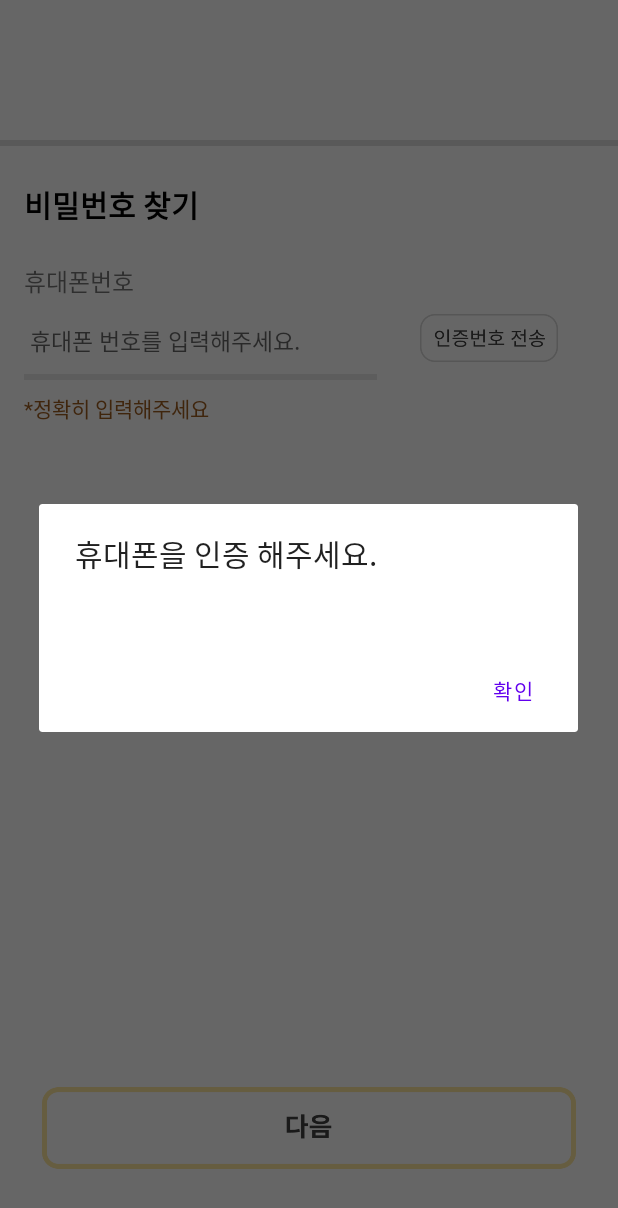
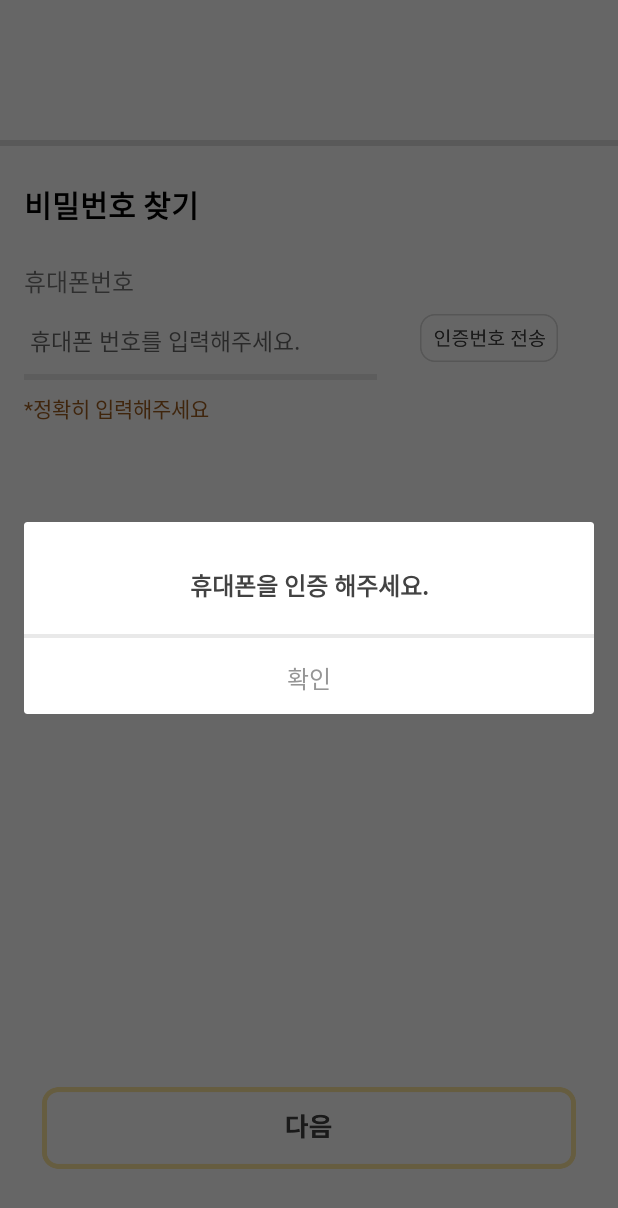
Before and after one commit to pindergarten/pindergarten-android, an Android app: the FindPwdActivity screen opened directly, with no data from a screen before it, after a tap on an icon or button, on a phone screen of 412 x 824 dp. Shown: the top 1208 px of the screen. Run offline under Robolectric (Android 15) with nearby library versions, the phone set to English and light mode, and no system bars; our stand-ins replace data binding.

Commit message:
dialog 수정

```diff
--- a/app/src/main/java/com/example/pindergarten_android/FindPwdActivity.kt
+++ b/app/src/main/java/com/example/pindergarten_android/FindPwdActivity.kt
@@ -10,10 +10,7 @@ import android.text.TextWatcher
 import android.util.Log
 import android.view.LayoutInflater
 import android.view.View
-import android.widget.EditText
-import android.widget.ImageButton
-import android.widget.ImageView
-import android.widget.TextView
+import android.widget.*
 import androidx.appcompat.app.ActionBar
 import androidx.appcompat.app.AlertDialog
 import androidx.appcompat.app.AppCompatActivity
@@ -227,16 +224,17 @@ class FindPwdActivity : AppCompatActivity() {
                     finish()
                 } else {
                     //인증오류 메세지
-                    val inflater =
-                        getSystemService(Context.LAYOUT_INFLATER_SERVICE) as LayoutInflater
+                    val inflater = getSystemService(Context.LAYOUT_INFLATER_SERVICE) as LayoutInflater
                     val view2 = inflater.inflate(R.layout.join_popup, null)
-                    val alertDialog = AlertDialog.Builder(this)
-                        .setTitle("휴대폰을 인증 해주세요.")
-                        .setPositiveButton("확인") { _, _ ->
-                        }
-                        .create()
+                    var text : TextView = view2.findViewById(R.id.text)
+                    var button : Button = view2.findViewById(R.id.button)
+                    text.text="휴대폰을 인증 해주세요."
+                    button.text="확인"
+                    val alertDialog = AlertDialog.Builder(this).create()
+                    button.setOnClickListener{ alertDialog.dismiss() }
                     alertDialog.setView(view2)
                     alertDialog.show()
+
                 }
             }
 
@@ -245,30 +243,32 @@ class FindPwdActivity : AppCompatActivity() {
     }
 
     fun popup(){
+
         //인증확인 메세지
-        val inflater =
-            getSystemService(Context.LAYOUT_INFLATER_SERVICE) as LayoutInflater
+        val inflater = getSystemService(Context.LAYOUT_INFLATER_SERVICE) as LayoutInflater
         val view2 = inflater.inflate(R.layout.join_popup, null)
-        val alertDialog = AlertDialog.Builder(this)
-            .setTitle("인증되었습니다.")
-            .setPositiveButton("확인") { _, _ ->
-            }
-            .create()
+        var text : TextView = view2.findViewById(R.id.text)
+        var button : Button = view2.findViewById(R.id.button)
+        text.text="인증되었습니다."
+        button.text="확인"
+        val alertDialog = AlertDialog.Builder(this).create()
+        button.setOnClickListener{ alertDialog.dismiss() }
         alertDialog.setView(view2)
         alertDialog.show()
 
     }
 
     fun popup_fail(){
+
         //인증확인 메세지
-        val inflater =
-            getSystemService(Context.LAYOUT_INFLATER_SERVICE) as LayoutInflater
+        val inflater = getSystemService(Context.LAYOUT_INFLATER_SERVICE) as LayoutInflater
         val view2 = inflater.inflate(R.layout.join_popup, null)
-        val alertDialog = AlertDialog.Builder(this)
-            .setTitle("인증번호를 다시 입력해주세요.")
-            .setPositiveButton("확인") { _, _ ->
-            }
-            .create()
+        var text : TextView = view2.findViewById(R.id.text)
+        var button : Button = view2.findViewById(R.id.button)
+        text.text="인증번호를 다시 입력해주세요."
+        button.text="확인"
+        val alertDialog = AlertDialog.Builder(this).create()
+        button.setOnClickListener{ alertDialog.dismiss() }
         alertDialog.setView(view2)
         alertDialog.show()
 
--- /dev/null
+++ b/app/src/main/res/drawable/dialog_corner.xml
@@ -0,0 +1,11 @@
+<?xml version="1.0" encoding="utf-8"?>
+<shape xmlns:android="http://schemas.android.com/apk/res/android"
+    android:padding="10dp"
+    android:shape="rectangle" >
+    <solid android:color="#FFF" />
+    <corners
+        android:bottomLeftRadius="30dp"
+        android:bottomRightRadius="30dp"
+        android:topLeftRadius="30dp"
+        android:topRightRadius="30dp" />
+</shape>
--- a/app/src/main/res/layout/join_popup.xml
+++ b/app/src/main/res/layout/join_popup.xml
@@ -1,7 +1,40 @@
 <?xml version="1.0" encoding="utf-8"?>
+
 <LinearLayout
     xmlns:android="http://schemas.android.com/apk/res/android"
-    android:layout_width="match_parent"
-    android:layout_height="match_parent">
+    android:background="@drawable/dialog_corner"
+    android:layout_width="300dp"
+    android:layout_height="wrap_content"
+    android:orientation="vertical">
+
+    <TextView
+        android:id="@+id/text"
+        android:layout_width="match_parent"
+        android:layout_height="wrap_content"
+        android:layout_marginTop="30dp"
+        android:layout_weight=".2"
+        android:gravity="center"
+        android:textSize="16dp"
+        android:textColor="#424242"
+        android:textStyle="bold"
+        android:text="text" />
+
+    <ImageView
+        android:layout_width="match_parent"
+        android:layout_height="wrap_content"
+        android:layout_marginTop="18dp"
+        android:src="@drawable/dialog_line"/>
+
+    <Button
+        android:id="@+id/button"
+        android:layout_width="match_parent"
+        android:layout_height="wrap_content"
+        android:backgroundTint="@color/white"
+        android:textColor="#969696"
+        android:layout_gravity="center"
+        android:layout_weight=".1"
+        android:textSize="16dp"
+        style="?android:attr/borderlessButtonStyle"
+        android:text="확인" />
 
 </LinearLayout>
```
Also changed, not shown: app/src/main/java/com/example/pindergarten_android/FindPwd2Activity.kt (+15 -14 lines), app/src/main/java/com/example/pindergarten_android/Join3Activity.kt (+24 -16 lines), app/src/main/java/com/example/pindergarten_android/JoinActivity.kt (+31 -32 lines), app/src/main/res/drawable-v24/dialog_line.png (added).
